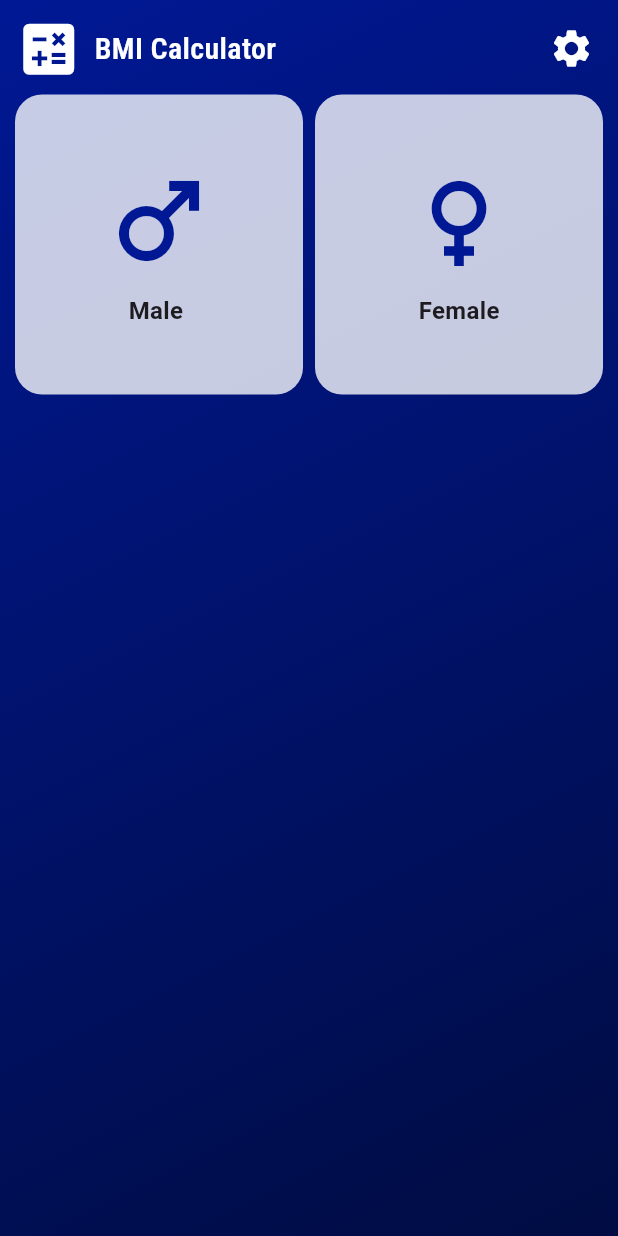
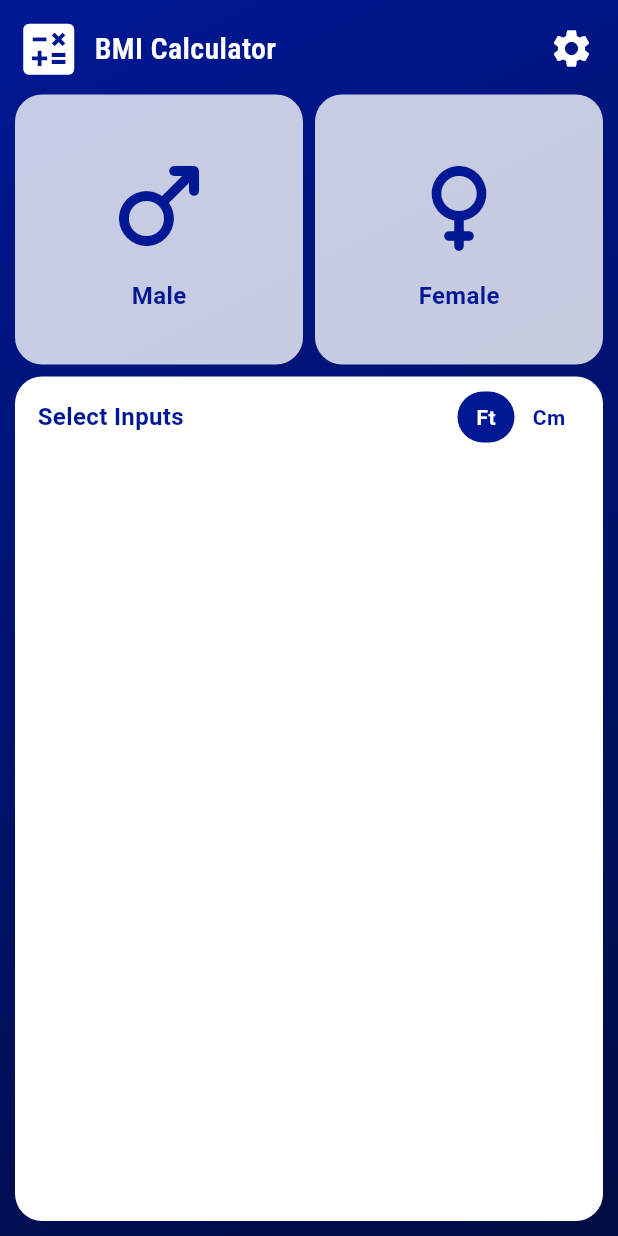
Before and after one commit to gh-devcx420/bmi_calculator_V2.0, a Flutter app: the screen it shows after launch, on a phone screen of 412 x 824 dp. Run offline on Flutter 3.47's test engine with Material 3 defaults, Android fonts, the phone set to English and light mode, and no system bars; our stand-ins replace google_fonts.

Commit message:
Ver 2.0.1

```diff
--- /dev/null
+++ b/lib/constants.dart
@@ -0,0 +1,6 @@
+import 'package:flutter/material.dart';
+
+Color kPrimaryWhite = Colors.white;
+Color kSecondaryWhite = const Color(0xc7ffffff);
+Color kPrimaryBlue = const Color(0xff001894);
+Color kSecondaryBlue = const Color(0xff000c42);
--- a/lib/screens/bmi_home.dart
+++ b/lib/screens/bmi_home.dart
@@ -1,6 +1,11 @@
+import 'package:bmi_calculator/constants.dart';
 import 'package:bmi_calculator/widgets/widgets.dart';
 import 'package:flutter/material.dart';
 import 'package:google_fonts/google_fonts.dart';
+
+enum Gender { none, male, female }
+
+enum HeightMetric { feet, cms }
 
 class BmiHome extends StatefulWidget {
   const BmiHome({super.key});
@@ -10,17 +15,21 @@ class BmiHome extends StatefulWidget {
 }
 
 class _BmiHomeState extends State<BmiHome> {
+  Gender selectedGender = Gender.none;
+  HeightMetric inputHeightMetric = HeightMetric.feet;
+
   @override
   Widget build(BuildContext context) {
     return SafeArea(
       child: Column(
         children: [
+          // AppBar Row contains App Title & App Settings
           Row(
             mainAxisAlignment: MainAxisAlignment.center,
             children: [
-              const Icon(
+              Icon(
                 Icons.calculate,
-                color: Colors.white,
+                color: kPrimaryWhite,
                 size: 45,
               ),
               const SizedBox(
@@ -29,15 +38,15 @@ class _BmiHomeState extends State<BmiHome> {
               Text(
                 'BMI Calculator',
                 style: GoogleFonts.robotoCondensed(
-                  color: Colors.white,
+                  color: kPrimaryWhite,
                   fontSize: 20,
                   fontWeight: FontWeight.w600,
                 ),
               ),
               const Spacer(),
-              const Icon(
+              Icon(
                 Icons.settings,
-                color: Colors.white,
+                color: kPrimaryWhite,
                 size: 30,
               ),
               const SizedBox(
@@ -48,24 +57,112 @@ class _BmiHomeState extends State<BmiHome> {
           const SizedBox(
             height: 8,
           ),
-          const Row(
+          //Gender Tiles (To Select Male / Female)
+          Row(
             mainAxisSize: MainAxisSize.max,
             children: [
               Expanded(
-                child: GenderTile(
-                  gender: 'male',
+                child: GestureDetector(
+                  onTap: () {
+                    setState(() {
+                      selectedGender = Gender.male;
+                    });
+                  },
+                  child: GenderTile(
+                      tileColour: selectedGender == Gender.male
+                          ? kPrimaryWhite
+                          : kSecondaryWhite,
+                      tileIcon: Icons.male_rounded,
+                      tileLabel: 'Male'),
                 ),
               ),
-              SizedBox(
+              const SizedBox(
                 width: 8,
               ),
               Expanded(
-                child: GenderTile(
-                  gender: 'female',
+                child: GestureDetector(
+                  onTap: () {
+                    setState(() {
+                      selectedGender = Gender.female;
+                    });
+                  },
+                  child: GenderTile(
+                      tileColour: selectedGender == Gender.female
+                          ? kPrimaryWhite
+                          : kSecondaryWhite,
+                      tileIcon: Icons.female_rounded,
+                      tileLabel: 'Female'),
                 ),
               ),
             ],
-          )
+          ),
+          const SizedBox(
+            height: 8,
+          ),
+          Expanded(
+            child: Container(
+              padding: const EdgeInsets.symmetric(
+                vertical: 10,
+                horizontal: 15,
+              ),
+              height: 200,
+              decoration: BoxDecoration(
+                color: kPrimaryWhite,
+                borderRadius: BorderRadius.circular(18),
+              ),
+              child: Column(
+                children: [
+                  Row(
+                    children: [
+                      Text(
+                        'Select Inputs',
+                        style: TextStyle(
+                          color: kPrimaryBlue,
+                          fontSize: 16,
+                          fontWeight: FontWeight.w600,
+                        ),
+                      ),
+                      const Spacer(),
+                      GestureDetector(
+                        onTap: () {
+                          setState(() {
+                            inputHeightMetric = HeightMetric.feet;
+                          });
+                        },
+                        child: InputSelectorButton(
+                          inputButtonText: 'Ft',
+                          buttonColour: inputHeightMetric == HeightMetric.feet
+                              ? kPrimaryBlue
+                              : kPrimaryWhite,
+                          buttonTextColour:
+                              inputHeightMetric == HeightMetric.feet
+                                  ? kPrimaryWhite
+                                  : kPrimaryBlue,
+                        ),
+                      ),
+                      GestureDetector(
+                        onTap: () {
+                          setState(() {
+                            inputHeightMetric = HeightMetric.cms;
+                          });
+                        },
+                        child: InputSelectorButton(
+                          inputButtonText: 'Cm',
+                          buttonColour: inputHeightMetric == HeightMetric.cms
+                              ? kPrimaryBlue
+                              : kPrimaryWhite,
+                          buttonTextColour:
+                              inputHeightMetric == HeightMetric.cms
+                                  ? kPrimaryWhite
+                                  : kPrimaryBlue,
+                        ),
+                      ),
+                    ],
+                  ),
+                ],
+              ),
+            ),
+          ),
         ],
       ),
     );
--- a/lib/widgets/widgets.dart
+++ b/lib/widgets/widgets.dart
@@ -1,49 +1,41 @@
+import 'package:bmi_calculator/constants.dart';
 import 'package:flutter/material.dart';
 
 class GenderTile extends StatelessWidget {
-  const GenderTile({super.key, required this.gender});
+  const GenderTile({
+    super.key,
+    required this.tileColour,
+    required this.tileIcon,
+    required this.tileLabel,
+  });
 
-  final String gender;
+  final Color tileColour;
+  final IconData tileIcon;
+  final String tileLabel;
 
   @override
   Widget build(BuildContext context) {
-    //double h = MediaQuery.of(context).size.height;
     return Container(
-      height: 200,
+      height: 180,
       decoration: BoxDecoration(
-        color: const Color(0xc7ffffff),
+        color: tileColour,
         borderRadius: BorderRadius.circular(18),
       ),
       child: Column(
         mainAxisAlignment: MainAxisAlignment.center,
         children: [
-          // Icon depends on Gender.
-          gender == 'male'
-              ? const Icon(
-                  Icons.male,
+          Icon(
+            tileIcon,
             size: 80,
-                  color: Color(0xff001894),
-                )
-              : const Icon(
-                  Icons.female,
-                  size: 80,
-                  color: Color(0xff001894),
+            color: kPrimaryBlue,
           ),
           const SizedBox(
             height: 8,
           ),
-          // Tile Text depends on Gender.
-          gender == 'male'
-              ? const Text(
-                  'Male ',
+          Text(
+            tileLabel,
             style: TextStyle(
-                    fontSize: 16,
-                    fontWeight: FontWeight.w600,
-                  ),
-                )
-              : const Text(
-                  'Female',
-                  style: TextStyle(
+              color: kPrimaryBlue,
               fontSize: 16,
               fontWeight: FontWeight.w600,
             ),
@@ -53,3 +45,40 @@ class GenderTile extends StatelessWidget {
     );
   }
 }
+
+class InputSelectorButton extends StatelessWidget {
+  const InputSelectorButton({
+    super.key,
+    required this.inputButtonText,
+    required this.buttonColour,
+    required this.buttonTextColour,
+  });
+
+  final String inputButtonText;
+  final Color buttonColour;
+  final Color buttonTextColour;
+
+  @override
+  Widget build(BuildContext context) {
+    return Padding(
+      padding: const EdgeInsets.symmetric(horizontal: 2.0),
+      child: Container(
+        decoration: BoxDecoration(
+          color: buttonColour,
+          borderRadius: BorderRadius.circular(17),
+        ),
+        height: 34,
+        width: 38,
+        child: Center(
+            child: Text(
+          inputButtonText,
+          style: TextStyle(
+            color: buttonTextColour,
+            fontSize: 14,
+            fontWeight: FontWeight.w600,
+          ),
+        )),
+      ),
+    );
+  }
+}
```
Lines whose indentation alone changed are shown as unchanged.
